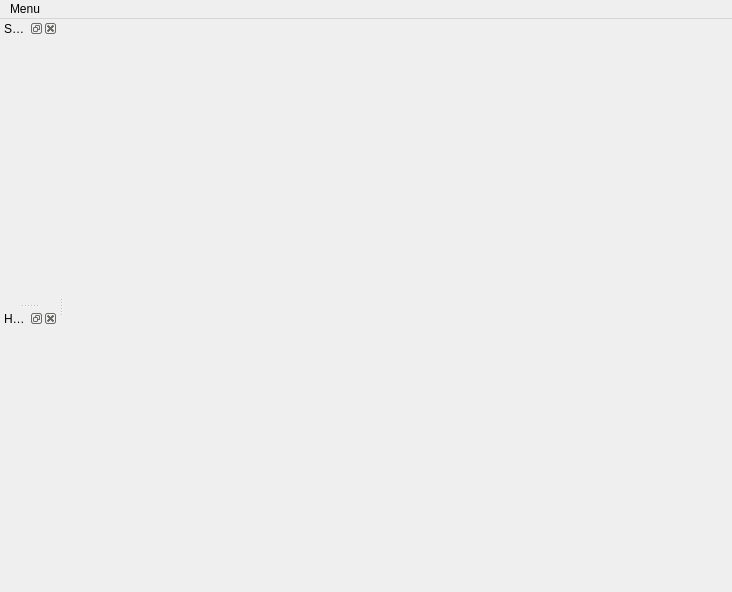
Qt form Kanseyes/src/MainWindow.ui (rasmadeus/Kanseyes) before a commit.
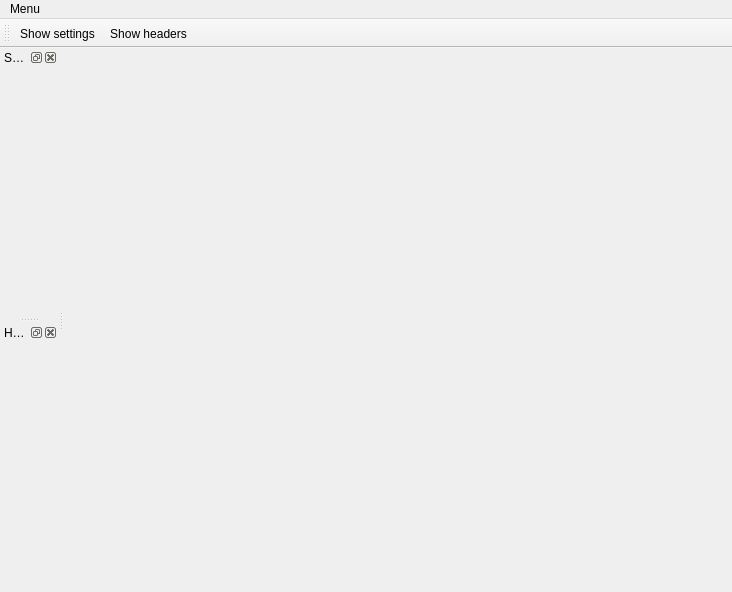
The same form after that commit. Icons and pictures are not drawn.

What changed in the file:
```diff
--- a/Kanseyes/src/MainWindow.ui
+++ b/Kanseyes/src/MainWindow.ui
@@ -72,6 +72,19 @@
    </attribute>
    <widget class="QWidget" name="dockWidgetContents_2"/>
   </widget>
+  <widget class="QToolBar" name="dockWindowsManager">
+   <property name="windowTitle">
+    <string>Dock windows manager</string>
+   </property>
+   <attribute name="toolBarArea">
+    <enum>TopToolBarArea</enum>
+   </attribute>
+   <attribute name="toolBarBreak">
+    <bool>false</bool>
+   </attribute>
+   <addaction name="actionShow"/>
+   <addaction name="actionShow_headers"/>
+  </widget>
   <action name="actionShow">
    <property name="text">
     <string>Show settings</string>
```
Left out of the diff: 6 changed lines with no effect on the pictures.
